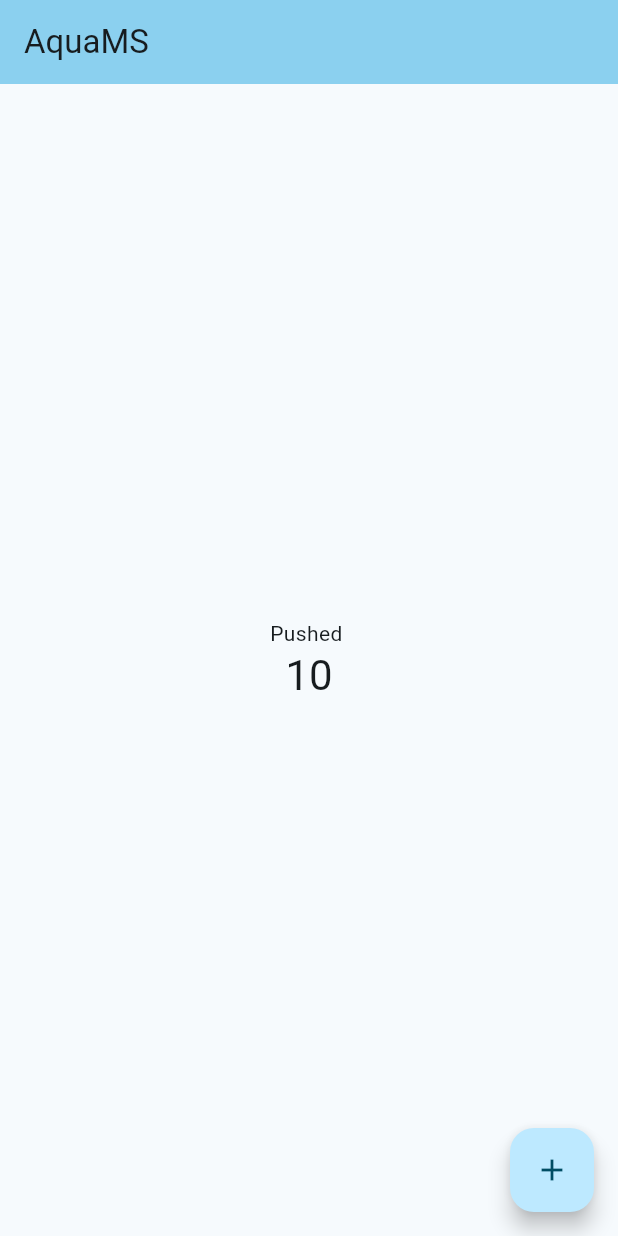
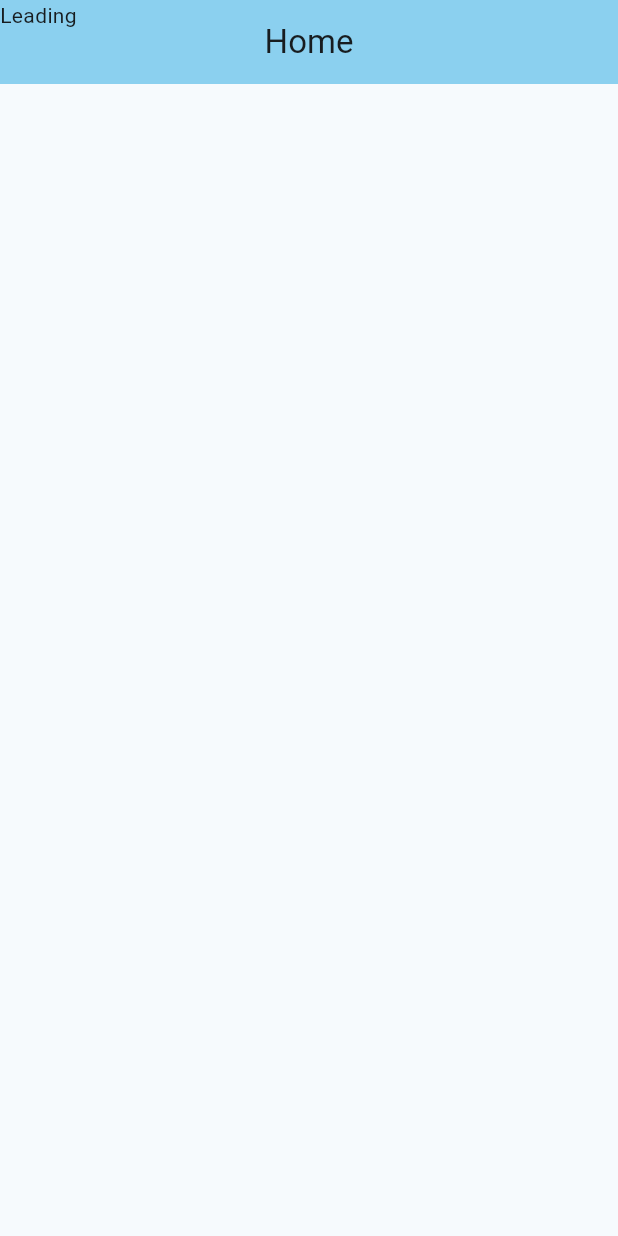
Before and after one commit to quebn/aquams, a Flutter app: the screen it shows after launch, on a phone screen of 412 x 824 dp. Run offline on Flutter 3.47's test engine with Material 3 defaults, Android fonts, the phone set to English and light mode, and no system bars.

Commit message:
flutter update

```diff
--- a/lib/main.dart
+++ b/lib/main.dart
@@ -1,68 +1,49 @@
 import 'package:flutter/material.dart';
 
 void main() {
-  runApp(const MyApp());
+  runApp(const App());
 }
 
-class MyApp extends StatelessWidget {
-  const MyApp({super.key});
+class App extends StatelessWidget {
+  const App({super.key});
 
   @override
   Widget build(BuildContext context) {
     return MaterialApp(
       title: "AquaMS",
+      home: const HomePage(),
       theme: ThemeData(
         colorScheme: ColorScheme.fromSeed(seedColor: Colors.blueGrey),
         useMaterial3: true,
       ),
-      home: const MyHomePage(title: "AquaMS"),
     );
   }
 }
 
-class MyHomePage extends StatefulWidget {
-  const MyHomePage({super.key, required this.title});
-
-  final String title;
+class HomePage extends StatefulWidget {
+  const HomePage({super.key});
 
   @override
-  State<MyHomePage> createState() => MyHomePageState();
+  State<HomePage> createState() => HomePageState();
 }
 
-class MyHomePageState extends State<MyHomePage> {
-  int counter = 10;
-
-  void incrementCounter() {
-    setState(() {
-      counter++;
-    });
-  }
+class HomePageState extends State<HomePage> {
 
   @override
   Widget build(BuildContext context) {
     return Scaffold(
       appBar: AppBar(
         backgroundColor: Theme.of(context).colorScheme.inversePrimary,
-        title: Text(widget.title),
+        flexibleSpace: const Text("Leading"),
+        title: const Text("Home"),
+        centerTitle: true,
       ),
-      body: Center(
+      body: const Center(
         child: Column(
           mainAxisAlignment: MainAxisAlignment.center,
           children: <Widget>[
-            const Text(
-              "Pushed "
-            ),
-            Text(
-              "$counter",
-              style: Theme.of(context).textTheme.headlineMedium,
-            ),
           ],
         ),
-      ),
-      floatingActionButton: FloatingActionButton(
-        onPressed: incrementCounter,
-        tooltip: 'Increment',
-        child: const Icon(Icons.add),
       ),
     );
   }
```
